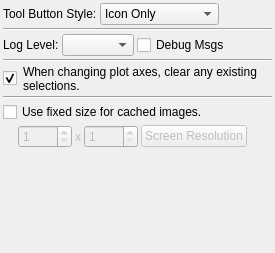
Old version of the form code/plotms/implement/GuiTabs/PlotMSOptionsTab.ui in the repository radio-astro/casa.
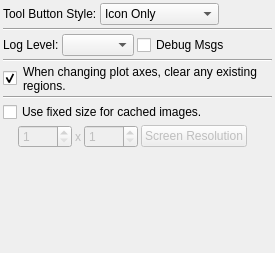
New version of the form.

Patch:
```diff
--- a/code/plotms/implement/GuiTabs/PlotMSOptionsTab.ui
+++ b/code/plotms/implement/GuiTabs/PlotMSOptionsTab.ui
@@ -172,7 +172,7 @@
      <item>
       <widget class="QLabel" name="clearSelectionLabel" >
        <property name="text" >
-        <string>When changing plot axes, clear any existing selections.</string>
+        <string>When changing plot axes, clear any existing regions.</string>
        </property>
        <property name="alignment" >
         <set>Qt::AlignLeading|Qt::AlignLeft|Qt::AlignVCenter</set>
```
